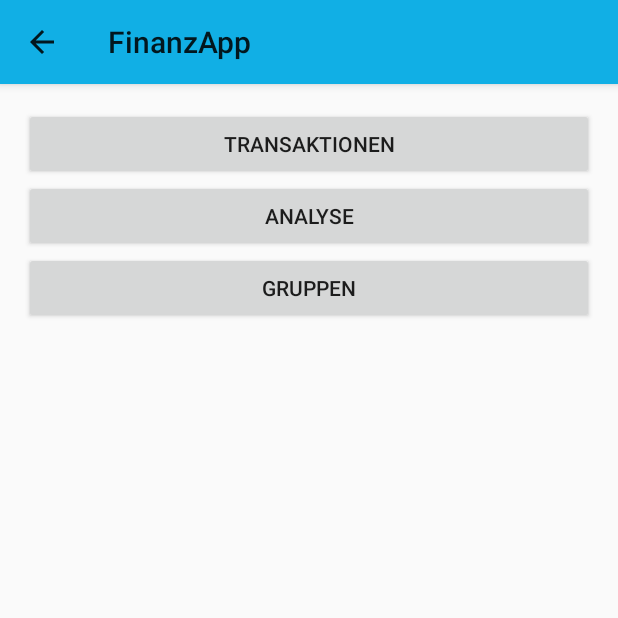
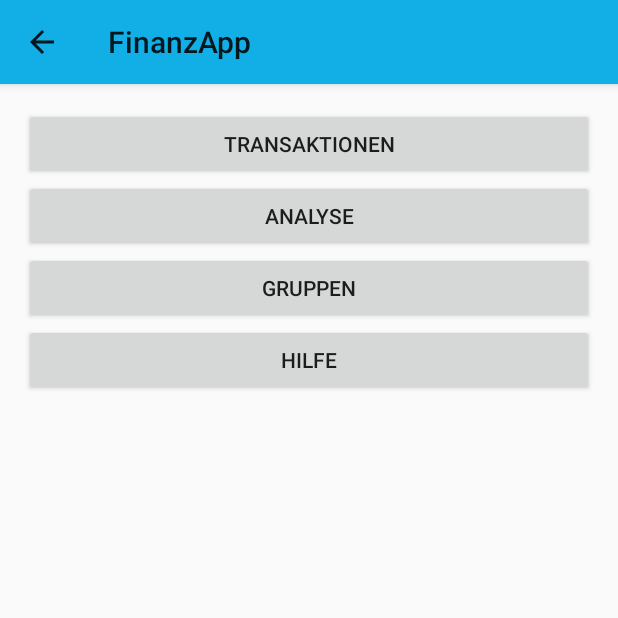
Before and after one commit to janbeyer/FinanzApp, an Android app: the MenuActivity screen opened directly, with no data from a screen before it, on a phone screen of 412 x 824 dp, the top half of it. Run offline under Robolectric (Android 15) with nearby library versions, the phone set to English and light mode, and no system bars; 2 statements that could not run were skipped.

Commit message:
Add Help Menu Button

```diff
--- a/app/src/main/java/wbh/finanzapp/activity/MenuActivity.java
+++ b/app/src/main/java/wbh/finanzapp/activity/MenuActivity.java
@@ -78,5 +78,12 @@ public class MenuActivity extends AppCompatActivity {
                 Toast.makeText(getContext(), "TODO: Open Groups Activity.", Toast.LENGTH_SHORT).show();
             }
         });
+        Button buttonHelp = (Button) findViewById(R.id.menu_button_help);
+        buttonHelp.setOnClickListener(new View.OnClickListener() {
+            @Override
+            public void onClick(View view) {
+                Toast.makeText(getContext(), "TODO: Open Help Activity.", Toast.LENGTH_SHORT).show();
+            }
+        });
     }
 }
--- a/app/src/main/res/layout/activity_menu.xml
+++ b/app/src/main/res/layout/activity_menu.xml
@@ -29,4 +29,10 @@
         android:layout_alignParentBottom="true"
         android:text="@string/menu_button_groups" />
 
+    <Button android:id="@+id/menu_button_help"
+        android:layout_width="fill_parent"
+        android:layout_height="wrap_content"
+        android:layout_alignParentBottom="true"
+        android:text="@string/menu_button_help" />
+
 </LinearLayout>
--- a/app/src/main/res/values/strings.xml
+++ b/app/src/main/res/values/strings.xml
@@ -21,5 +21,6 @@
     <string name="menu_button_transaction">Transaktionen</string>
     <string name="menu_button_analyze">Analyse</string>
     <string name="menu_button_groups">Gruppen</string>
+    <string name="menu_button_help">Hilfe</string>
 
 </resources>
```
